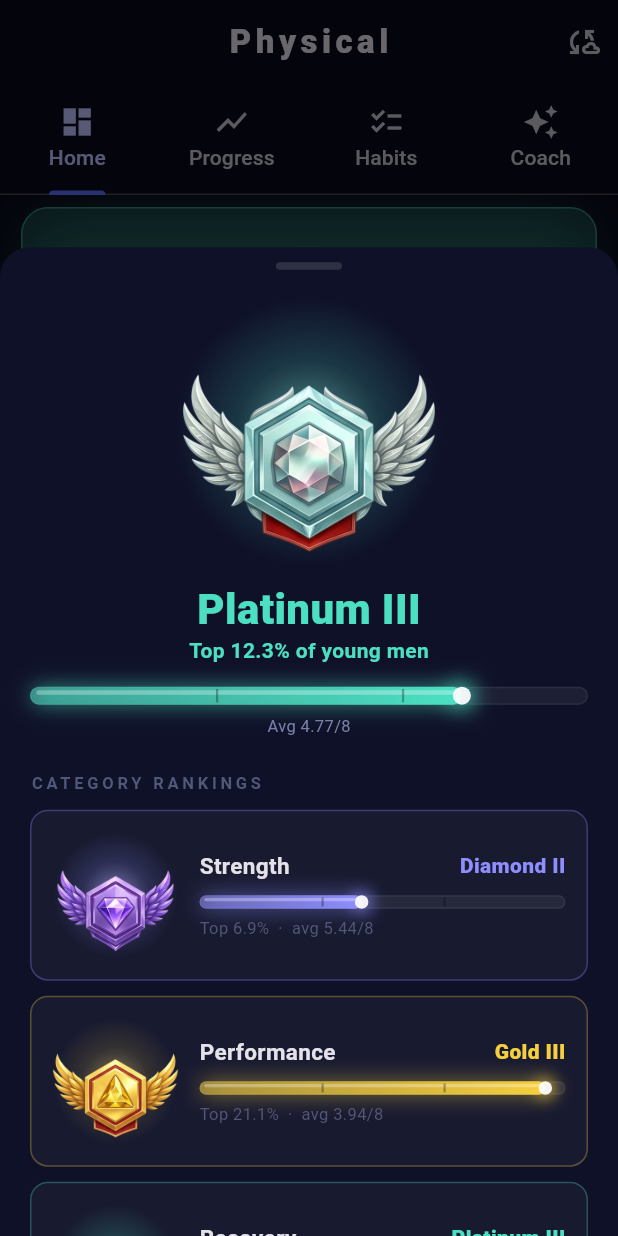
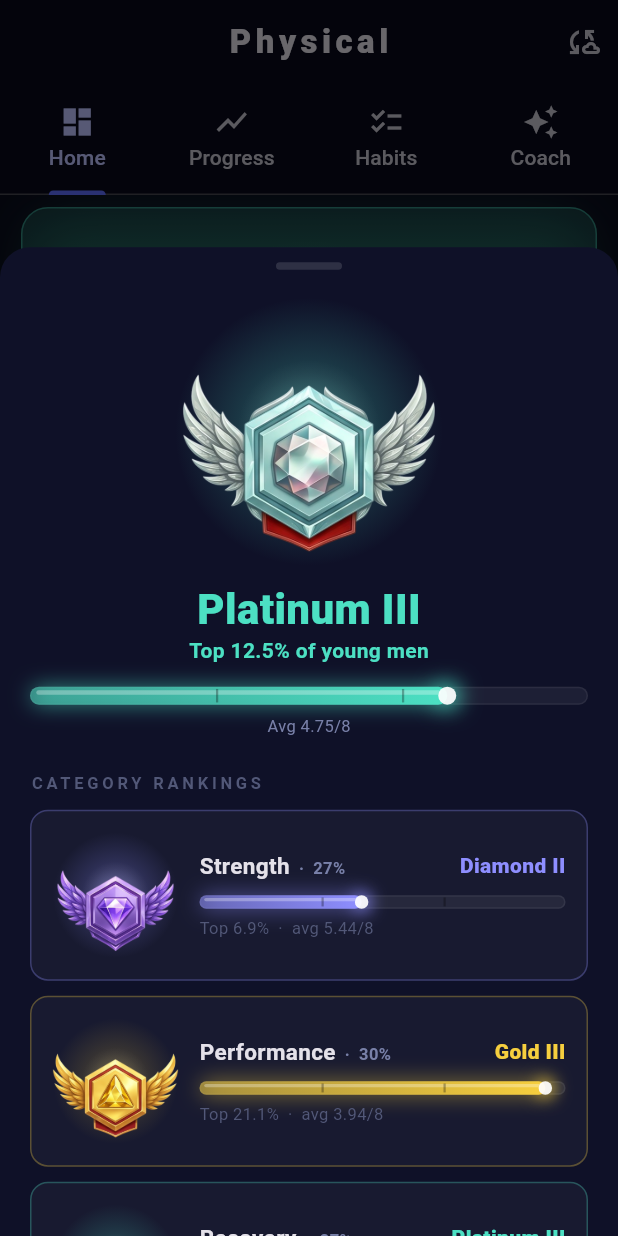
Before and after one commit to erolcem/physical, a Flutter app: the screen it shows after launch, after a tap on "OVERALL RANK", on a phone screen of 412 x 824 dp. Run offline on Flutter 3.47's test engine with Material 3 defaults, Android fonts, the phone set to English and light mode, and no system bars; our stand-ins replace fl_chart, flutter_local_notifications, flutter_riverpod, flutter_timezone, image_picker, shared_preferences and 1 more; missing offline and left inert: record.

Commit message:
feat(rank+ui): weighted overall, aesthetics as ranked category everywhere, drop Log FAB
- Overall now blends categories by health-weight (Performance 30 · Strength 27 ·
  Recovery 27 · Aesthetics 16), not equally and not per-metric. New categoryWeights /
  CATEGORY_WEIGHTS const in both engines; overallByCategory re-normalises over present
  categories. Breakdown sheet shows each category's weight + an explainer line.
- Progress tab: Aesthetics card is now the ranked version (tier bar) and sits directly
  under the three ranked categories (swapped above Exercise).
- Removed the global "Log" FAB — metrics log from their front-page cards; exercise + diet
  are reached from the Progress tab. (openLogSheet retained but no longer surfaced.)
- Backend /debug now probes nutrition/hydration/calorie dataTypes to determine whether
  diet can be auto-imported from Google Health (currently unconfirmed for this v4 API).

Golden parity for weighted category-overall regenerated; tests updated. 221 Flutter +
73 backend, 0 analyzer issues.

Co-Authored-By: Claude Opus 4.8 <noreply@anthropic.com>

```diff
--- a/lib/engine/rank_engine.dart
+++ b/lib/engine/rank_engine.dart
@@ -328,26 +328,44 @@ RankResult overall(List<Log> logs) {
   return _resultFromZs(zs);
 }
 
-/// Overall rank that averages CATEGORIES equally, not metrics. Each category's mean
-/// z-score counts once, so a category with many metrics (strength) doesn't dominate one
-/// with few (aesthetics) — a more balanced, robust view of the whole person.
+// Overall weights each category by how much it represents whole-person health — not by
+// metric count. Performance (VO₂max/cardio) and recovery (sleep/HRV/RHR/body-fat) are the
+// strongest longevity signals, strength close behind, aesthetics least health-determining.
+// Tunable. Keep in sync with the Python engine.
+const Map<String, double> categoryWeights = {
+  'performance': 0.30,
+  'strength': 0.27,
+  'recovery': 0.27,
+  'aesthetics': 0.16,
+};
+
+/// Overall rank that blends CATEGORIES by [categoryWeights] (not per-metric), so a
+/// category with many metrics (strength) doesn't dominate one with few (aesthetics), and
+/// each category counts toward whole-person health by its importance. Weights are
+/// re-normalised over whichever categories have data.
 RankResult overallByCategory(Map<String, List<Log>> logsByCategory) {
-  final catZs = <double>[];
-  for (final logs in logsByCategory.values) {
+  var acc = 0.0, wsum = 0.0;
+  logsByCategory.forEach((cat, logs) {
     final zs = <double>[];
     for (final log in logs) {
       if (!standards.containsKey(log.metricId)) continue;
       final p = percentile(log.metricId, log.value, log.bodyweight).clamp(1e-6, 1 - 1e-6);
       zs.add(_normInv(p, 0, 1));
     }
-    if (zs.isNotEmpty) catZs.add(zs.reduce((a, b) => a + b) / zs.length);
-  }
-  return _resultFromZs(catZs);
+    if (zs.isEmpty) return;
+    final catZ = zs.reduce((a, b) => a + b) / zs.length;
+    final w = categoryWeights[cat] ?? 1.0;
+    acc += w * catZ;
+    wsum += w;
+  });
+  return wsum == 0 ? RankResult('Wood', 'I', 99.9, 0.1, 0.0) : _resultFromZbar(acc / wsum);
 }
 
-RankResult _resultFromZs(List<double> zs) {
-  if (zs.isEmpty) return RankResult('Wood', 'I', 99.9, 0.1, 0.0);
-  final zbar = zs.reduce((a, b) => a + b) / zs.length;
+RankResult _resultFromZs(List<double> zs) => zs.isEmpty
+    ? RankResult('Wood', 'I', 99.9, 0.1, 0.0)
+    : _resultFromZbar(zs.reduce((a, b) => a + b) / zs.length);
+
+RankResult _resultFromZbar(double zbar) {
   final pbar = _normCdf(zbar, 0, 1);
   final rv = _rankValueFromP(pbar);
   final idx = rv.floor().clamp(0, tiers.length - 1);
--- a/lib/ui/home_screen.dart
+++ b/lib/ui/home_screen.dart
@@ -394,8 +394,14 @@ class _OverallBreakdownSheet extends ConsumerWidget {
             Text('CATEGORY RANKINGS', style: _secTitle()),
             const SizedBox(height: 10),
             for (final (id, name) in _rankedCategories)
-              _categoryRow(name, cats[id]),
-            const SizedBox(height: 12),
+              _categoryRow(id, name, cats[id]),
+            const SizedBox(height: 6),
+            const Center(
+              child: Text('Overall weights each category by health impact, not metric count.',
+                  textAlign: TextAlign.center,
+                  style: TextStyle(fontSize: 10.5, color: _muted, fontStyle: FontStyle.italic)),
+            ),
+            const SizedBox(height: 14),
             Text('RANK DISTRIBUTION', style: _secTitle()),
             const SizedBox(height: 14),
             Wrap(
@@ -451,8 +457,9 @@ class _OverallBreakdownSheet extends ConsumerWidget {
     );
   }
 
-  Widget _categoryRow(String name, RankResult? r) {
+  Widget _categoryRow(String id, String name, RankResult? r) {
     final ranked = r != null;
+    final weightPct = ((eng.categoryWeights[id] ?? 0) * 100).round();
     final c = ranked ? tierColor(r.tier) : _muted;
     final frac = ranked ? (r.rankValue - r.rankValue.floor()) : 0.0;
     return Container(
@@ -477,7 +484,13 @@ class _OverallBreakdownSheet extends ConsumerWidget {
         Expanded(
           child: Column(crossAxisAlignment: CrossAxisAlignment.start, children: [
             Row(children: [
-              Expanded(child: Text(name, style: const TextStyle(fontWeight: FontWeight.w700, fontSize: 15))),
+              Expanded(
+                child: Text.rich(TextSpan(children: [
+                  TextSpan(text: name, style: const TextStyle(fontWeight: FontWeight.w700, fontSize: 15)),
+                  TextSpan(text: '  ·  $weightPct%',
+                      style: const TextStyle(fontWeight: FontWeight.w600, fontSize: 11, color: _muted2)),
+                ])),
+              ),
               Text(ranked ? '${r.tier} ${r.sub}' : 'No data',
                   style: TextStyle(color: c, fontWeight: FontWeight.w800)),
             ]),
--- a/lib/ui/main_screen.dart
+++ b/lib/ui/main_screen.dart
@@ -4,11 +4,9 @@ import '../data/notifications.dart';
 import '../state/habit_providers.dart';
 import 'cloud_sheet.dart';
 import 'coach_screen.dart';
-import 'diet_screen.dart';
 import 'habits_screen.dart';
 import 'home_screen.dart';
 import 'progress_screen.dart';
-import 'exercise_screen.dart';
 
 class MainScreen extends ConsumerStatefulWidget {
   const MainScreen({super.key});
@@ -75,68 +73,8 @@ class _MainScreenState extends ConsumerState<MainScreen>
           CoachTab(),
         ],
       ),
-      // A grand gradient pill (FAB can't take a gradient natively) with a glow.
-      floatingActionButton: DecoratedBox(
-        decoration: BoxDecoration(
-          borderRadius: BorderRadius.circular(30),
-          gradient: const LinearGradient(
-            begin: Alignment.topLeft, end: Alignment.bottomRight,
-            colors: [Color(0xFF7C8BFF), Color(0xFF5B6AF8)],
-          ),
-          boxShadow: [
-            BoxShadow(color: const Color(0xFF5B6AF8).withValues(alpha: 0.55),
-                blurRadius: 20, spreadRadius: -2, offset: const Offset(0, 6)),
-          ],
-        ),
-        child: Material(
-          color: Colors.transparent,
-          child: InkWell(
-            onTap: () => _showLogChooser(context),
-            borderRadius: BorderRadius.circular(30),
-            child: const Padding(
-              padding: EdgeInsets.symmetric(horizontal: 22, vertical: 15),
-              child: Row(mainAxisSize: MainAxisSize.min, children: [
-                Icon(Icons.add, color: Colors.white, size: 22),
-                SizedBox(width: 8),
-                Text('Log', style: TextStyle(color: Colors.white, fontWeight: FontWeight.w800, fontSize: 16)),
-              ]),
-            ),
-          ),
-        ),
-      ),
-    );
-  }
-
-  void _showLogChooser(BuildContext context) {
-    showModalBottomSheet(
-      context: context,
-      backgroundColor: const Color(0xFF12152E),
-      shape: const RoundedRectangleBorder(
-          borderRadius: BorderRadius.vertical(top: Radius.circular(20))),
-      builder: (ctx) => SafeArea(
-        child: Column(mainAxisSize: MainAxisSize.min, children: [
-          const SizedBox(height: 8),
-          ListTile(
-            leading: const Icon(Icons.fitness_center, color: Color(0xFF5B6AF8)),
-            title: const Text('Log metric'),
-            subtitle: const Text('A lift, field test, or vital'),
-            onTap: () { Navigator.pop(ctx); openLogSheet(context); },
-          ),
-          ListTile(
-            leading: const Icon(Icons.sports_gymnastics, color: Color(0xFF4CE0C3)),
-            title: const Text('Log workout'),
-            subtitle: const Text('A session + sets of any exercise → volume'),
-            onTap: () { Navigator.pop(ctx); openExerciseScreen(context); },
-          ),
-          ListTile(
-            leading: const Icon(Icons.restaurant, color: Color(0xFFF6CF3E)),
-            title: const Text('Log food'),
-            subtitle: const Text('Calories + macros for today'),
-            onTap: () { Navigator.pop(ctx); openDietScreen(context); },
-          ),
-          const SizedBox(height: 8),
-        ]),
-      ),
+      // No global "Log" FAB: metrics are logged from their front-page cards, and
+      // exercise + diet are reached from the Progress tab (auto-imported where possible).
     );
   }
 }
--- a/lib/ui/progress_screen.dart
+++ b/lib/ui/progress_screen.dart
@@ -42,8 +42,8 @@ const List<(String, String, IconData, bool)> _sections = [
   ('strength', 'Strength', Icons.fitness_center, true),
   ('performance', 'Performance', Icons.bolt, true),
   ('recovery', 'Recovery', Icons.favorite, true),
+  ('aesthetics', 'Aesthetics', Icons.face_retouching_natural, true), // ranked, right under the 3
   ('exercise', 'Exercise', Icons.sports_gymnastics, false), // workout sessions (not metric-backed)
-  ('aesthetics', 'Aesthetics', Icons.face_retouching_natural, false),
   ('sleep', 'Sleep', Icons.bedtime, false),
   ('diet', 'Diet & Nutrition', Icons.restaurant, false),
   ('health', 'Activity & Vitals', Icons.monitor_heart, false),
```
Also changed, not shown: 5 other files.
